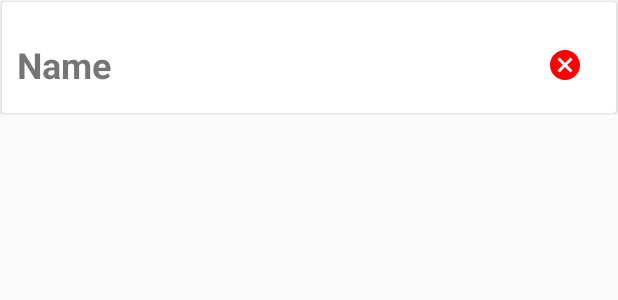
After one commit to tdiltdil27/Campus-Dining-Options, an Android app: the layout favorite.xml on its own in the app's theme, with its tools: preview values and no code run, on a phone screen of 412 x 824 dp. The commit adds this screen. Shown: the top 300 px of the screen. Run offline under Robolectric (Android 15) with nearby library versions, the phone set to English and light mode, and no system bars.

```diff
--- a/Application Files/app/src/main/java/edu/rosehulman/dilta/campusdiningoptions/HoursFragment.java
+++ b/Application Files/app/src/main/java/edu/rosehulman/dilta/campusdiningoptions/HoursFragment.java
@@ -27,7 +27,7 @@ public class HoursFragment extends Fragment {
     public View onCreateView(LayoutInflater inflater, ViewGroup container, Bundle savedInstanceState) {
         super.onCreateView(inflater, container, savedInstanceState);
 
-        View rootView = inflater.inflate(R.layout.content_main, container, false);
+        View rootView = inflater.inflate(R.layout.tab_content, container, false);
 
         RecyclerView recyclerView = (RecyclerView) rootView.findViewById(R.id.recycler_view);
         recyclerView.setLayoutManager(new LinearLayoutManager(getActivity()));
--- a/Application Files/app/src/main/java/edu/rosehulman/dilta/campusdiningoptions/MealsFragment.java
+++ b/Application Files/app/src/main/java/edu/rosehulman/dilta/campusdiningoptions/MealsFragment.java
@@ -36,7 +36,8 @@ public class MealsFragment extends Fragment {
     public View onCreateView(LayoutInflater inflater, ViewGroup container, Bundle savedInstanceState) {
         super.onCreateView(inflater, container, savedInstanceState);
 
-        View rootView = inflater.inflate(R.layout.content_main, container, false);
+        //TODO: what layout shuld this use?
+        View rootView = inflater.inflate(R.layout.tab_content, container, false);
 
         RecyclerView recyclerView = (RecyclerView) rootView.findViewById(R.id.recycler_view);
         recyclerView.setLayoutManager(new LinearLayoutManager(getActivity()));
--- /dev/null
+++ b/Application Files/app/src/main/res/drawable/ic_cancel_red_24dp.xml
@@ -0,0 +1,9 @@
+<vector xmlns:android="http://schemas.android.com/apk/res/android"
+    android:width="24dp"
+    android:height="24dp"
+    android:viewportWidth="24.0"
+    android:viewportHeight="24.0">
+    <path
+        android:fillColor="#FFFF0000"
+        android:pathData="M12,2C6.47,2 2,6.47 2,12s4.47,10 10,10 10,-4.47 10,-10S17.53,2 12,2zM17,15.59L15.59,17 12,13.41 8.41,17 7,15.59 10.59,12 7,8.41 8.41,7 12,10.59 15.59,7 17,8.41 13.41,12 17,15.59z"/>
+</vector>
--- /dev/null
+++ b/Application Files/app/src/main/res/layout/favorite.xml
@@ -0,0 +1,44 @@
+<?xml version="1.0" encoding="utf-8"?>
+<RelativeLayout xmlns:android="http://schemas.android.com/apk/res/android"
+    android:orientation="vertical" android:layout_width="wrap_content"
+    android:layout_height="wrap_content">
+
+    <android.support.v7.widget.CardView
+        xmlns:card_view="http://schemas.android.com/apk/res-auto"
+        android:id="@+id/card_view"
+        android:layout_gravity="center"
+        android:layout_width="match_parent"
+        android:layout_height="wrap_content"
+        android:layout_margin="1dp"
+        card_view:cardCornerRadius="2dp">
+
+        <LinearLayout
+            android:orientation="horizontal"
+            android:layout_width="match_parent"
+            android:layout_height="match_parent"
+            android:padding="10dp"
+            android:layout_marginTop="10dp">
+
+            <TextView
+                android:text="@string/name"
+                android:layout_width="wrap_content"
+                android:layout_height="wrap_content"
+                android:layout_weight="1"
+                android:id="@+id/favorite_text"
+                android:textStyle="bold"
+                android:layout_gravity="center_vertical"
+                android:textSize="24sp"/>
+
+            <ImageButton
+                android:id="@+id/favorite_delete_button"
+                android:layout_width="wrap_content"
+                android:layout_height="wrap_content"
+                android:layout_gravity="center_vertical"
+                android:src="@drawable/ic_cancel_red_24dp"
+                android:backgroundTint="@color/white"/>
+
+        </LinearLayout>
+
+    </android.support.v7.widget.CardView>
+
+</RelativeLayout>
--- a/Application Files/app/src/main/res/values/colors.xml
+++ b/Application Files/app/src/main/res/values/colors.xml
@@ -3,4 +3,5 @@
     <color name="colorPrimary">#800000</color>
     <color name="colorPrimaryDark">#303F9F</color>
     <color name="colorAccent">#800000</color>
+    <color name="white">#FFF</color>
 </resources>
--- a/Application Files/app/src/main/res/values/strings.xml
+++ b/Application Files/app/src/main/res/values/strings.xml
@@ -15,4 +15,7 @@
     <string name="cafe_menu_title">Cafe Menu</string>
     <string name="location_info">Location Info</string>
     <string name="action_refresh">Refresh</string>
+
+    <!-- TODO: Remove or change this placeholder text -->
+    <string name="hello_blank_fragment">Hello blank fragment</string>
 </resources>
```
Also changed, not shown: Application Files/app/src/main/java/edu/rosehulman/dilta/campusdiningoptions/FavoritesAdapter.java (added, +50 -0 lines), Application Files/app/src/main/java/edu/rosehulman/dilta/campusdiningoptions/FavoritesFragment.java (added, +59 -0 lines), Application Files/app/src/main/java/edu/rosehulman/dilta/campusdiningoptions/MainActivity.java (+124 -99 lines), Application Files/app/src/main/java/edu/rosehulman/dilta/campusdiningoptions/MainFragment.java (added, +176 -0 lines), Application Files/app/src/main/res/layout/activity_main.xml (+1 -25 lines), Application Files/app/src/main/res/layout/content_main.xml (+10 -10 lines), Application Files/app/src/main/res/layout/fragment_favorites.xml (added, +13 -0 lines), Application Files/app/src/main/res/layout/fragment_main.xml (added, +34 -0 lines), Application Files/app/src/main/res/layout/tab_content.xml (added, +19 -0 lines), Application Files/app/src/main/res/raw/data_1.json (added, +1 -0 lines).
